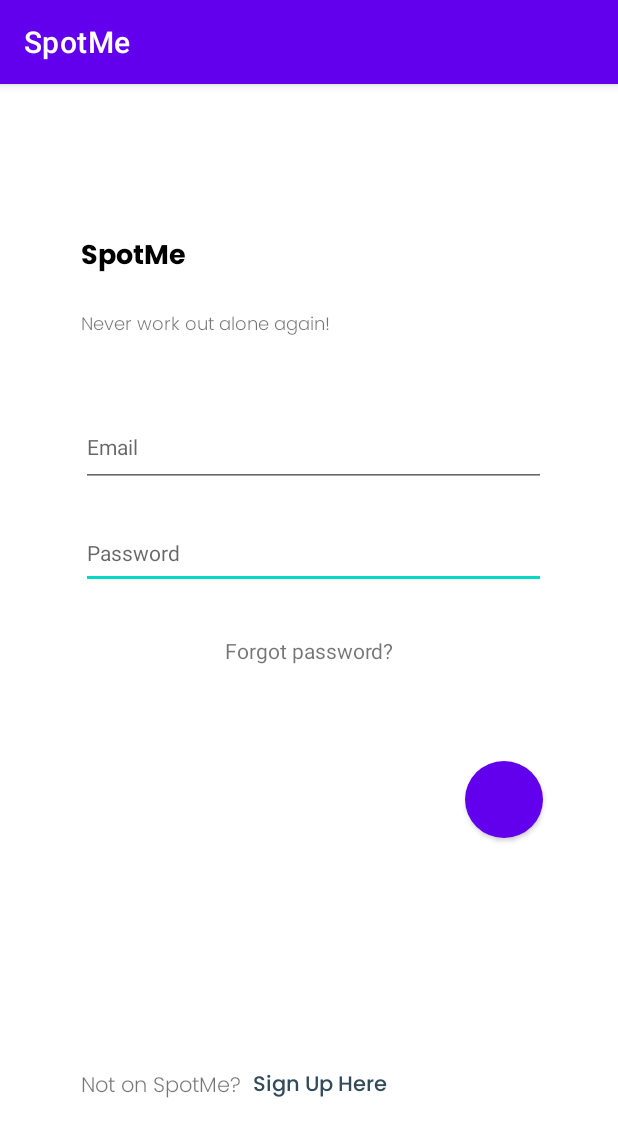
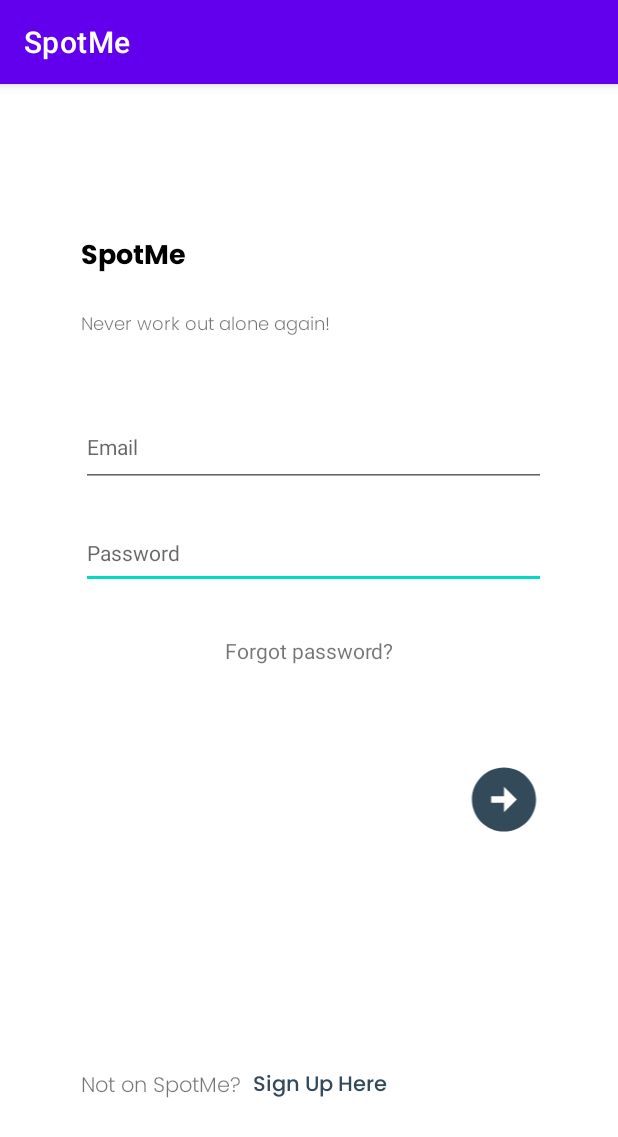
Before and after one commit to jmaydwell1/SpotMe, an Android app: the screen it shows after launch (MainActivity), on a phone screen of 412 x 824 dp. Shown: the top 1137 px of the screen. Run offline under Robolectric (Android 15) with nearby library versions, the phone set to English and light mode, and no system bars; our stand-ins replace Firebase (no records; nobody signed in at launch, a user with empty details on screens opened directly); 2 statements that could not run were skipped.

Commit message:
Changed next button to button with arrows

```diff
--- /dev/null
+++ b/app/src/main/res/drawable/ic_next_button.xml
@@ -0,0 +1,5 @@
+<vector android:height="24dp" android:tint="#324A59"
+    android:viewportHeight="24" android:viewportWidth="24"
+    android:width="24dp" xmlns:android="http://schemas.android.com/apk/res/android">
+    <path android:fillColor="@android:color/white" android:pathData="M22,12c0,-5.52 -4.48,-10 -10,-10S2,6.48 2,12c0,5.52 4.48,10 10,10S22,17.52 22,12zM12,13l-4,0v-2l4,0V8l4,4l-4,4V13z"/>
+</vector>
--- a/app/src/main/res/layout-land/login_activity.xml
+++ b/app/src/main/res/layout-land/login_activity.xml
@@ -5,13 +5,26 @@
     android:layout_width="match_parent"
     android:layout_height="match_parent">
 
-    <Button
+<!--    <Button-->
+<!--        android:id="@+id/nextBtn"-->
+<!--        android:layout_width="52dp"-->
+<!--        android:layout_height="51dp"-->
+<!--        android:layout_marginTop="8dp"-->
+<!--        android:layout_marginEnd="28dp"-->
+<!--        android:background="@drawable/btn_round"-->
+<!--        android:onClick="signIn"-->
+<!--        app:layout_constraintEnd_toEndOf="parent"-->
+<!--        app:layout_constraintHorizontal_bias="0.927"-->
+<!--        app:layout_constraintStart_toStartOf="parent"-->
+<!--        app:layout_constraintTop_toBottomOf="@id/forgotPwLogin" />-->
+
+    <ImageView
         android:id="@+id/nextBtn"
         android:layout_width="52dp"
         android:layout_height="51dp"
         android:layout_marginTop="8dp"
         android:layout_marginEnd="28dp"
-        android:background="@drawable/btn_round"
+        app:srcCompat="@drawable/ic_next_button"
         android:onClick="signIn"
         app:layout_constraintEnd_toEndOf="parent"
         app:layout_constraintHorizontal_bias="0.927"
--- a/app/src/main/res/layout/login_activity.xml
+++ b/app/src/main/res/layout/login_activity.xml
@@ -4,18 +4,33 @@
     android:layout_width="match_parent"
     android:layout_height="match_parent">
 
-    <Button
+    // Changed to imageView for consistency
+<!--    <Button-->
+<!--        android:id="@+id/nextBtn"-->
+<!--        android:layout_width="52dp"-->
+<!--        android:layout_height="51dp"-->
+<!--        android:layout_marginTop="64dp"-->
+<!--        android:layout_marginEnd="28dp"-->
+<!--        android:background="@drawable/ic_next_button"-->
+<!--        android:onClick="signIn"-->
+<!--        app:layout_constraintEnd_toEndOf="parent"-->
+<!--        app:layout_constraintHorizontal_bias="0.934"-->
+<!--        app:layout_constraintStart_toStartOf="parent"-->
+<!--        app:layout_constraintTop_toBottomOf="@id/forgotPwLogin" />-->
+
+    <ImageView
         android:id="@+id/nextBtn"
         android:layout_width="52dp"
         android:layout_height="51dp"
         android:layout_marginTop="64dp"
         android:layout_marginEnd="28dp"
-        android:background="@drawable/btn_round"
+        app:srcCompat="@drawable/ic_next_button"
         android:onClick="signIn"
         app:layout_constraintEnd_toEndOf="parent"
         app:layout_constraintHorizontal_bias="0.934"
         app:layout_constraintStart_toStartOf="parent"
-        app:layout_constraintTop_toBottomOf="@id/forgotPwLogin" />
+        app:layout_constraintTop_toBottomOf="@id/forgotPwLogin"
+        />
 
     <EditText
         android:id="@+id/editTextTextPassword"
--- a/app/src/main/res/layout/reset_pw.xml
+++ b/app/src/main/res/layout/reset_pw.xml
@@ -20,6 +20,6 @@
         android:layout_width="65dp"
         android:layout_height="61dp"
         app:layout_constraintBottom_toBottomOf="parent"
-        app:srcCompat="@drawable/btn_round"
+        app:srcCompat="@drawable/ic_next_button"
         tools:layout_editor_absoluteX="297dp" />
 </androidx.constraintlayout.widget.ConstraintLayout>
--- a/app/src/main/res/layout/signup.xml
+++ b/app/src/main/res/layout/signup.xml
@@ -60,7 +60,7 @@
         app:layout_constraintBottom_toBottomOf="parent"
         app:layout_constraintEnd_toEndOf="parent"
         app:layout_constraintStart_toEndOf="@+id/passwordTv"
-        app:srcCompat="@drawable/btn_round"
+        app:srcCompat="@drawable/ic_next_button"
         tools:ignore="RedundantDescriptionCheck" />
 
     <TextView
```
